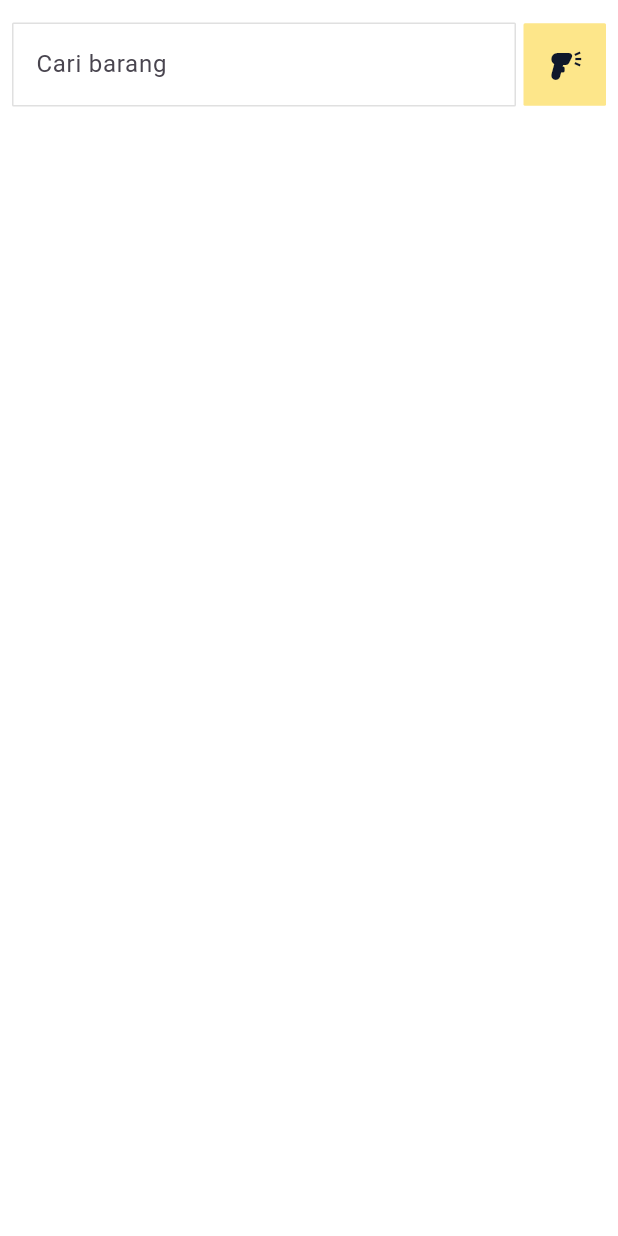
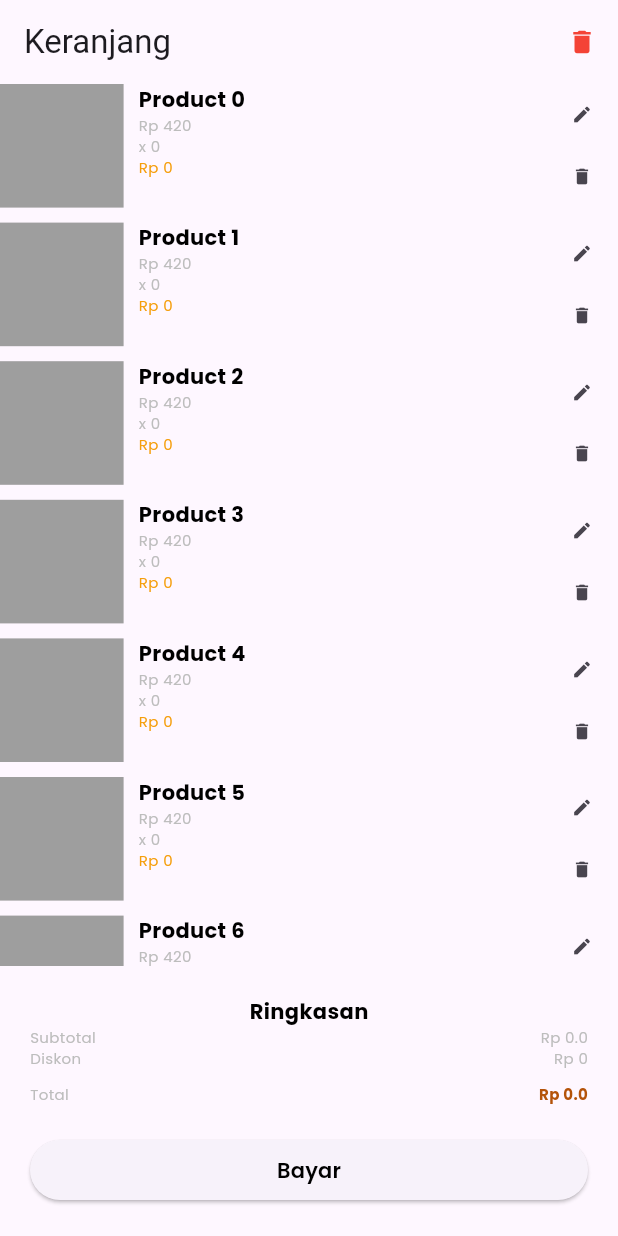
Before and after one commit to IPRamaAnadya/flutter-pos-kasirku, a Flutter app: the screen it shows after launch, on a phone screen of 412 x 824 dp. Run offline on Flutter 3.47's test engine with Material 3 defaults, Android fonts, the phone set to English and light mode, and no system bars; our stand-ins replace cloud_firestore, firebase_auth, firebase_core, get_it, google_fonts, google_sign_in and 2 more; missing offline and left inert: dart:ffi, mobile_scanner; accounts and stored records are empty.

Commit message:
cart preview page

```diff
--- a/lib/main.dart
+++ b/lib/main.dart
@@ -3,8 +3,8 @@ import 'package:flutter/cupertino.dart';
 import 'package:flutter/material.dart';
 import 'package:pos/presentations/features/authentication/login/page.dart';
 import 'package:pos/presentations/features/authentication/login/provider.dart';
+import 'package:pos/presentations/features/cart/preview.dart';
 import 'package:pos/presentations/features/cart/provider.dart';
-import 'package:pos/presentations/features/products/list.dart';
 import 'package:pos/presentations/features/products/list.dart';
 import 'package:pos/presentations/features/products/provider.dart';
 import 'package:pos/presentations/features/stores/create_store/page.dart';
@@ -16,7 +16,7 @@ import 'firebase_options.dart';
 
 final RouteObserver<PageRoute> routeObserver = RouteObserver<PageRoute>();
 final GlobalKey<NavigatorState> navigatorKey = GlobalKey<NavigatorState>();
-var uuid = Uuid();
+var uuid = const Uuid();
 
 void main() async {
   WidgetsFlutterBinding.ensureInitialized();
@@ -45,7 +45,7 @@ class MyApp extends StatelessWidget {
       ],
       child: MaterialApp(
         title: 'Kasirku',
-        home: ProductListPage(),
+        home: CartPreview(),
         debugShowCheckedModeBanner: false,
         navigatorObservers: [routeObserver],
         navigatorKey: navigatorKey,
--- a/lib/presentations/commons/styles/text.dart
+++ b/lib/presentations/commons/styles/text.dart
@@ -34,4 +34,11 @@ class AppSText {
       fontSize: 14,
       color: Colors.black
   );
+
+  static TextStyle get caption => GoogleFonts.poppins(
+      fontWeight: FontWeight.w400,
+      fontSize: 10,
+      color: Colors.grey.shade400
+  );
+
 }
--- /dev/null
+++ b/lib/presentations/features/cart/preview.dart
@@ -0,0 +1,178 @@
+import 'dart:math';
+
+import 'package:flutter/material.dart';
+import 'package:pos/domain/entities/product.dart';
+import 'package:pos/main.dart';
+import 'package:pos/presentations/commons/styles/color.dart';
+import 'package:pos/presentations/commons/styles/text.dart';
+import '../../../domain/entities/cart.dart';
+
+class CartPreview extends StatefulWidget {
+  static const routeName = "cart/preview";
+  const CartPreview({super.key});
+
+  @override
+  State<CartPreview> createState() => _CartPreviewState();
+}
+
+class _CartPreviewState extends State<CartPreview> {
+
+  final CartEntity _cart = CartEntity(
+    id: uuid.v4(),
+    items: List<CartItem>.generate(10, (index) => CartItem(
+      product: ProductEntity(id: uuid.v4(), name: "Product $index", price: Random().nextInt(1000)),
+      count: Random().nextInt(10).toInt(),
+    )),
+    createDate: DateTime.now()
+  );
+
+
+
+  @override
+  Widget build(BuildContext context) {
+    return Scaffold(
+      appBar: AppBar(
+        title: const Text("Keranjang"),
+        actions: [
+          // delete cart
+          IconButton(
+            onPressed: () {
+              // confirm delete dialog
+              showDialog(
+                context: context,
+                builder: (context) => AlertDialog(
+                  title: const Text("Hapus Keranjang"),
+                  content: const Text("Apakah anda yakin ingin menghapus keranjang ini?"),
+                  actions: [
+                    TextButton(
+                      onPressed: () => Navigator.pop(context),
+                      child: const Text("Batal"),
+                    ),
+                    TextButton(
+                      onPressed: () {
+                        Navigator.pop(context);
+                        // Navigator.pop(context);
+                      },
+                      child: const Text("Hapus"),
+                    ),
+                  ],
+                )
+              );
+
+            },
+            icon: const Icon(Icons.delete, size: 20, color: Colors.red,),
+          ),
+        ],
+      ),
+      body: Column(children: [
+        Expanded(child:
+// Suggested code may be subject to a license. Learn more: ~LicenseLog:3877751307.
+          _itemsList(),
+        ),
+        // SUMMARY
+// Suggested code may be subject to a license. Learn more: ~LicenseLog:3077147822.
+        Container(
+          padding: const EdgeInsets.all(20),
+          child: Column(
+            children: [
+              Text("Ringkasan",
+                style: AppSText.title,
+              ),
+              Row(
+                mainAxisAlignment: MainAxisAlignment.spaceBetween,
+                children: [
+                  Text("Subtotal", style: AppSText.caption,),
+                  Text("Rp ${_cart.totalPrice()}", style: AppSText.caption,),
+                ],
+              ),
+              Row(
+                mainAxisAlignment: MainAxisAlignment.spaceBetween,
+                children: [
+                  Text("Diskon", style: AppSText.caption,),
+                  Text("Rp 0", style: AppSText.caption,),
+                ],
+              ),
+              SizedBox(height: 10),
+              Row(
+                mainAxisAlignment: MainAxisAlignment.spaceBetween,
+                children: [
+                  Text("Total", style: AppSText.caption,),
+                  Text("Rp ${_cart.totalPrice()}", style: AppSText.title.copyWith(fontSize: 10, color: AppColor.secondary700),),
+                ],
+              ),
+              SizedBox(height: 20),
+              Container(
+                width: double.infinity,
+                child: ElevatedButton(
+                  onPressed: () {},
+                  child: Text("Bayar", style: AppSText.button,)
+                ),
+              )
+            ]
+          )
+        ),
+      ],)
+    );
+  }
+
+  Widget _itemsList() {
+    return GridView.count(
+      crossAxisSpacing: 10,
+      mainAxisSpacing: 10,
+      crossAxisCount: 1,
+      childAspectRatio: 5,
+      children: List.generate(
+        _cart.items.length,
+        (index) => LayoutBuilder(
+          builder: (context, constraints) {
+            return Container(
+              child: Row(children: [
+                // Photo square
+                Container(
+                  width: constraints.maxHeight,
+                  height: constraints.maxHeight,
+                  color: Colors.grey,
+                ),
+                SizedBox(width: 10,),
+                // Expanded for display title, price, count, and total price
+                Expanded(
+                  child: Column(
+                    crossAxisAlignment: CrossAxisAlignment.start,
+                    children: [
+                      Text(_cart.items[index].product.name,
+                        style: AppSText.title,
+                      ),
+                      Text("Rp ${_cart.items[index].product.price}",
+                        style: AppSText.caption,
+                      ),
+                      Text("x ${_cart.items[index].count}",
+                        style: AppSText.caption,
+                      ),
+                      Text("Rp ${_cart.items[index].count * (_cart.items[index].product.price ?? 0)}",
+                        style: AppSText.caption.copyWith(color: AppColor.secondary500),
+                      ),
+                    ],
+                  ),
+                ),
+                // icon delete and edit
+                SizedBox(width: 10,),
+                Column(
+                  children: [
+                  Expanded(child: IconButton(
+                    iconSize: 14,
+                    onPressed: () {},
+                    icon: const Icon(Icons.edit, size: 14,),
+                  ),),
+                  Expanded(child: IconButton(
+                    onPressed: () {},
+                    icon: const Icon(Icons.delete, size: 14),
+                  ),)
+                ],)
+              ],),
+            );
+          },
+        )
+      )
+    );
+  }
+}
--- a/pubspec.yaml
+++ b/pubspec.yaml
@@ -19,7 +19,7 @@ publish_to: 'none' # Remove this line if you wish to publish to pub.dev
 version: 1.0.0+1
 
 environment:
-  sdk: '>=3.4.1 <4.0.0'
+  sdk: '>=3.4.0 <4.0.0'
 
 # Dependencies specify other packages that your package needs in order to work.
 # To automatically upgrade your package dependencies to the latest versions
```
Also changed, not shown: pubspec.lock, 1 other file.
